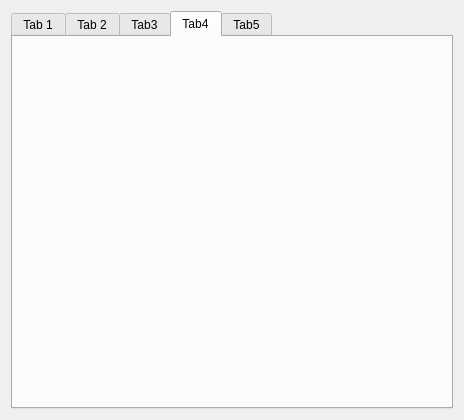
First picture: the form in 0710_aiot_control_client/mainwidget.ui, repository hiimseoll/embedded-qt-applications, before the edit.
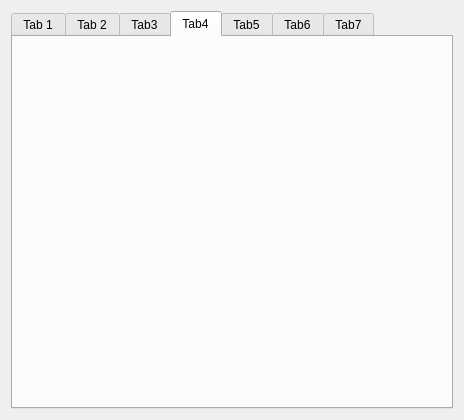
Second picture: the form after the edit. The open tabs and pages were chosen to show the change.

Patch:
```diff
--- a/0710_aiot_control_client/mainwidget.ui
+++ b/0710_aiot_control_client/mainwidget.ui
@@ -44,6 +44,16 @@
        <string>Tab5</string>
       </attribute>
      </widget>
+     <widget class="QWidget" name="p_tab_6">
+      <attribute name="title">
+       <string>Tab6</string>
+      </attribute>
+     </widget>
+     <widget class="QWidget" name="p_tab_7">
+      <attribute name="title">
+       <string>Tab7</string>
+      </attribute>
+     </widget>
     </widget>
    </item>
   </layout>
```
Left out of the diff: 2 changed lines with no effect on the pictures.
